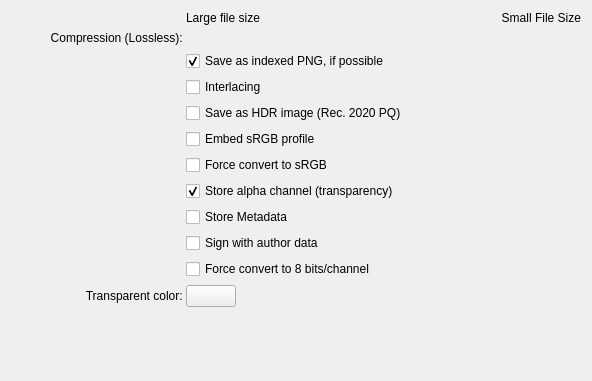
Above: plugins/impex/png/kis_wdg_options_png.ui from KDE/krita before the change. Below: the same form after it.
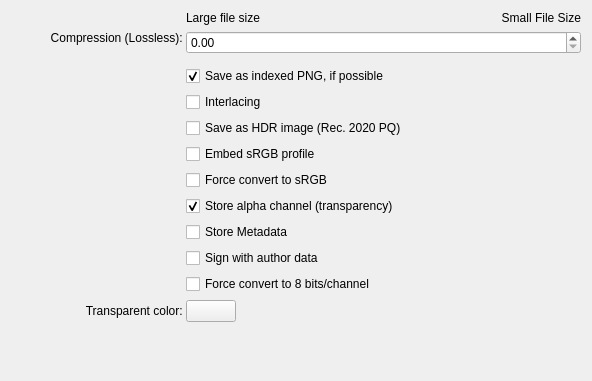
That is the form after the change. Custom widgets are drawn as their Qt base class.

Commit message:
ui: Fix Designer not rendering KisDoubleSliderSpinBox as QDoubleSpinBox
Part-of: <https://invent.kde.org/graphics/krita/-/merge_requests/1742>

What changed in the file:
```diff
--- a/plugins/impex/png/kis_wdg_options_png.ui
+++ b/plugins/impex/png/kis_wdg_options_png.ui
@@ -243,7 +243,7 @@
   </customwidget>
   <customwidget>
    <class>KisDoubleSliderSpinBox</class>
-   <extends>QWidget</extends>
+   <extends>QDoubleSpinBox</extends>
    <header>kis_slider_spin_box.h</header>
    <container>1</container>
   </customwidget>
```
The commit also changes 54 other files.
